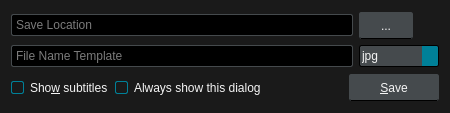
The window that src/ui/screenshotdialog.ui (gitter-badger/mochi-player) describes before a commit, drawn with Qt 5.
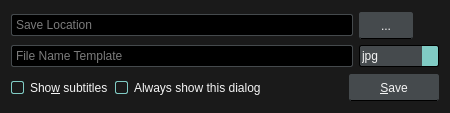
The same window after the commit. Icons and pictures are not drawn.

```diff
--- a/src/ui/screenshotdialog.ui
+++ b/src/ui/screenshotdialog.ui
@@ -26,7 +26,7 @@
 QGroupBox::indicator{
 	width: 11px;
 	height: 11px;
-	border: 1px solid #008098;
+	border: 1px solid #80CBC4;
 	border-radius: 2px;
 }
 QCheckBox::indicator:unchecked,
@@ -37,8 +37,8 @@
 }
 QCheckBox::indicator:checked,
 QGroupBox::indicator:checked {
-	border: 1px solid #008098;
-	background: #008098;
+	border: 1px solid #80CBC4;
+	background: #80CBC4;
 	image: url(:/img/checked.svg);
 }
 
@@ -54,7 +54,7 @@
 	border: 1px solid #008098;
 }
 QComboBox::drop-down {
-	background: #008098;
+	background: #80CBC4;
 	border-top-right-radius: 2px;
 	border-bottom-right-radius: 2px;
 }
```
Left out of the diff: 6 changed lines with no effect on the pictures.
